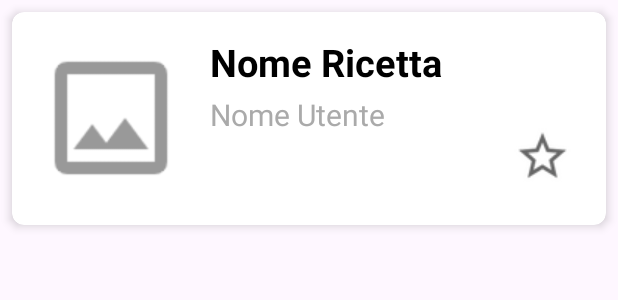
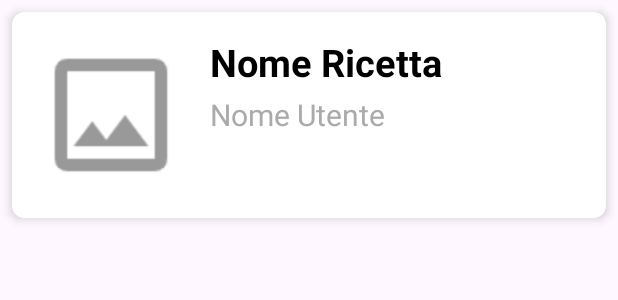
Before and after one commit to DAV-IDE/Ricette, an Android app: the layout recipe_card_view_template.xml on its own in the app's theme, with its tools: preview values and no code run, on a phone screen of 412 x 824 dp. Shown: the top 300 px of the screen. Run offline under Robolectric (Android 15) with nearby library versions, the phone set to English and light mode, and no system bars.

Commit message:
modifiche layout

```diff
--- a/app/src/main/res/layout/recipe_card_view_template.xml
+++ b/app/src/main/res/layout/recipe_card_view_template.xml
@@ -46,13 +46,12 @@
 
         <ImageButton
             android:id="@+id/buttonPreferito"
-            android:layout_width="50dp"
-            android:layout_height="60dp"
+            android:layout_width="40dp"
+            android:layout_height="40dp"
             android:layout_alignParentEnd="true"
             android:layout_marginEnd="1dp"
-            android:layout_marginTop="50dp"
-            android:background="@drawable/selettore_preferiti"
-            android:src="@drawable/star" />
+            android:layout_marginTop="65dp"
+            android:background="@drawable/selettore_preferiti" />
 
     </RelativeLayout>
 </androidx.cardview.widget.CardView>
```
